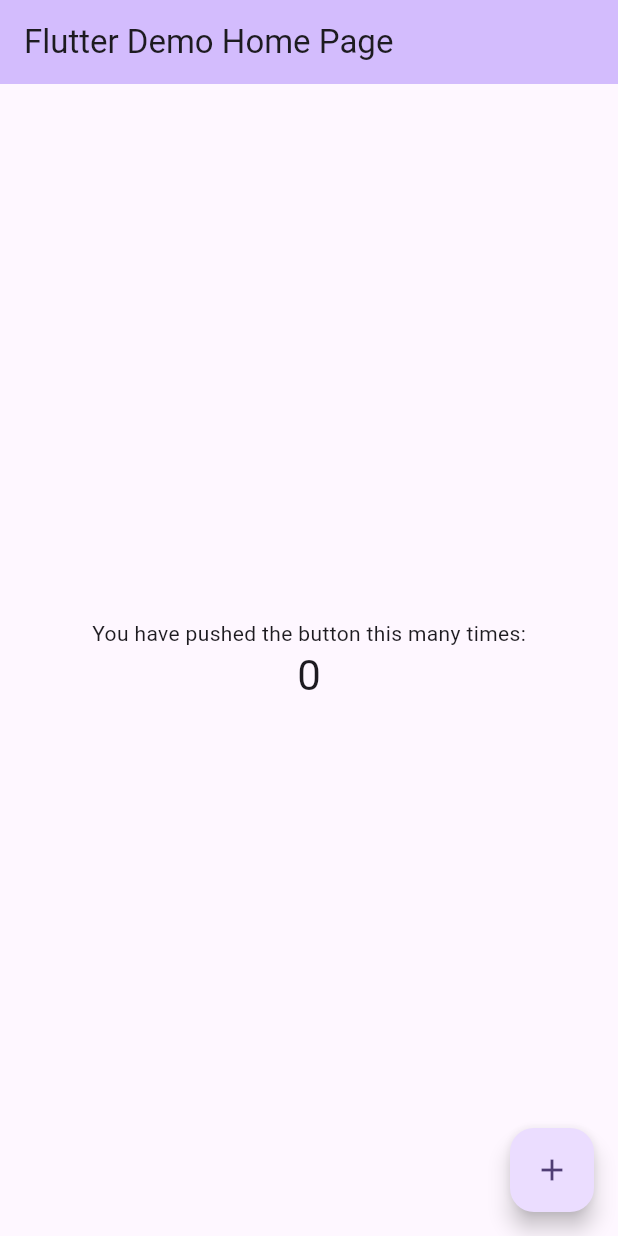
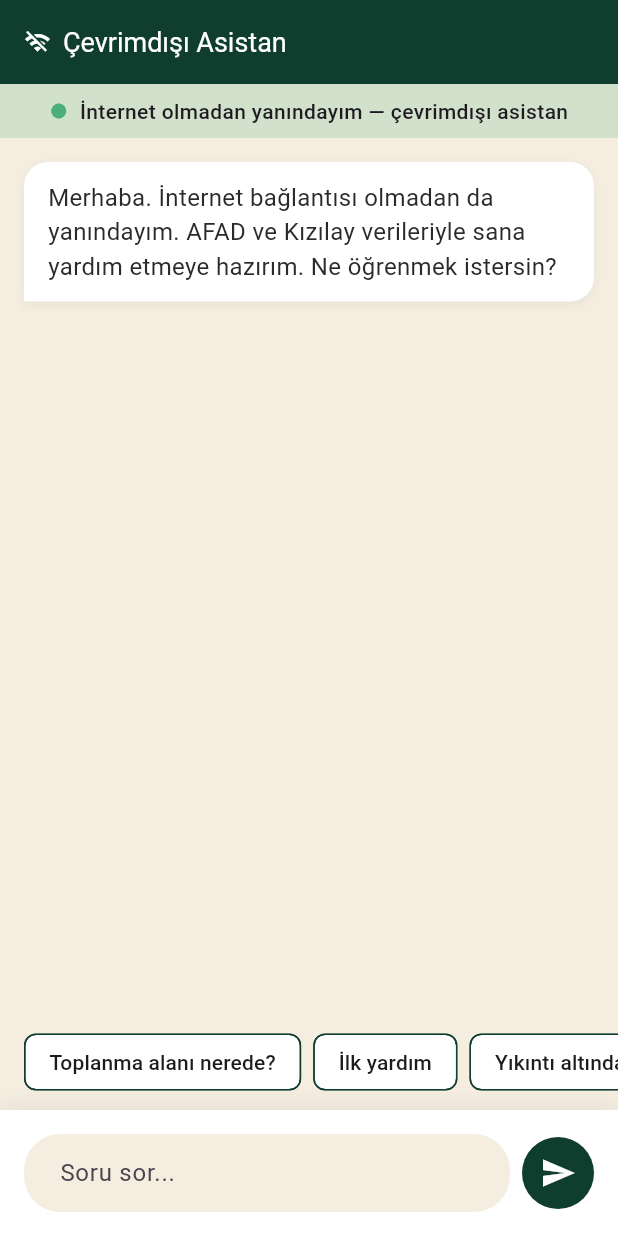
Before and after one commit to kemylmaz/yanindayim, a Flutter app: the screen it shows after launch, on a phone screen of 412 x 824 dp. Run offline on Flutter 3.47's test engine with Material 3 defaults, Android fonts, the light colour scheme and no system bars; our stand-ins replace flutter_riverpod; missing offline and left inert: flutter_gemma.

Commit message:
feat: yerel düzenlemeler

```diff
--- /dev/null
+++ b/lib/features/victim/chat/chat_screen.dart
@@ -0,0 +1,209 @@
+// Projede istenen hızlı soru çipleri de burada yer alacak, böylece kullanıcılar tek tıkla sık sorulan soruları sorabilecekler.
+// Proje renk paletine uygun olarak, mesaj balonları ve arka plan renkleri de burada tanımlanacak.
+// Proje mimarisi açısından, bu ekran ve controller, yapay zeka
+//sohbet deneyiminin merkezinde yer alacak ve kullanıcıların AFAD ve Kızılay
+//verileriyle etkileşimde bulunmasını sağlayacak.
+
+import 'package:flutter/material.dart';
+import 'package:flutter_riverpod/flutter_riverpod.dart';
+
+import 'chat_controller.dart';
+
+class ChatScreen extends ConsumerWidget {
+  ChatScreen({super.key});
+
+  final TextEditingController _textController = TextEditingController();
+
+  @override
+  Widget build(BuildContext context, WidgetRef ref) {
+    final chatState = ref.watch(chatControllerProvider);
+    final chatController = ref.read(chatControllerProvider.notifier);
+
+    // PROJECT.md'de istenen hızlı soru çipleri
+    final quickQuestions = [
+      "Toplanma alanı nerede?",
+      "İlk yardım",
+      "Yıkıntı altındayım",
+      "Çocuğum nerede?",
+    ];
+
+    return Scaffold(
+      backgroundColor: const Color(0xFFF4EDE0), // Proje krem rengi
+      appBar: AppBar(
+        backgroundColor: const Color(0xFF0F3D2E), // Proje derin yeşil rengi
+        title: const Row(
+          children: [
+            Icon(Icons.wifi_off, color: Colors.white, size: 18),
+            SizedBox(width: 8),
+            Text(
+              "Çevrimdışı Asistan",
+              style: TextStyle(color: Colors.white, fontSize: 18),
+            ),
+          ],
+        ),
+      ),
+      body: Column(
+        children: [
+          // Projede istenen sabit durum bandı
+          Container(
+            width: double.infinity,
+            padding: const EdgeInsets.symmetric(vertical: 8),
+            color: const Color(0xFF4CAF7A).withValues(alpha: 0.2),
+            child: const Row(
+              mainAxisAlignment: MainAxisAlignment.center,
+              children: [
+                Icon(Icons.circle, color: Color(0xFF4CAF7A), size: 12),
+                SizedBox(width: 8),
+                Text(
+                  "İnternet olmadan yanındayım — çevrimdışı asistan",
+                  style: TextStyle(fontWeight: FontWeight.w500),
+                ),
+              ],
+            ),
+          ),
+
+          // Mesaj Listesi
+          Expanded(
+            child: ListView.builder(
+              padding: const EdgeInsets.all(16),
+              itemCount:
+                  chatState.messages.length + (chatState.isLoading ? 1 : 0),
+              itemBuilder: (context, index) {
+                // Yükleniyor animasyonu (titreyen ...)
+                if (index == chatState.messages.length && chatState.isLoading) {
+                  return const Align(
+                    alignment: Alignment.centerLeft,
+                    child: Padding(
+                      padding: EdgeInsets.all(8.0),
+                      child: Text(
+                        "Yapay zeka düşünüyor...",
+                        style: TextStyle(
+                          color: Colors.grey,
+                          fontStyle: FontStyle.italic,
+                        ),
+                      ),
+                    ),
+                  );
+                }
+
+                final message = chatState.messages[index];
+                final isUser = message.isUser;
+
+                return Align(
+                  alignment: isUser
+                      ? Alignment.centerRight
+                      : Alignment.centerLeft,
+                  child: Container(
+                    margin: const EdgeInsets.only(bottom: 12),
+                    padding: const EdgeInsets.symmetric(
+                      horizontal: 16,
+                      vertical: 12,
+                    ),
+                    decoration: BoxDecoration(
+                      color: isUser ? const Color(0xFF0F3D2E) : Colors.white,
+                      borderRadius: BorderRadius.circular(16).copyWith(
+                        bottomRight: isUser ? const Radius.circular(0) : null,
+                        bottomLeft: !isUser ? const Radius.circular(0) : null,
+                      ),
+                      boxShadow: [
+                        BoxShadow(
+                          color: Colors.black.withValues(alpha: 0.05),
+                          blurRadius: 5,
+                          offset: const Offset(0, 2),
+                        ),
+                      ],
+                    ),
+                    child: Text(
+                      message.text,
+                      style: TextStyle(
+                        color: isUser ? Colors.white : const Color(0xFF2A2A2A),
+                        fontSize: 16,
+                      ),
+                    ),
+                  ),
+                );
+              },
+            ),
+          ),
+
+          // Hızlı Sorular (Chips)
+          if (!chatState.isLoading)
+            SingleChildScrollView(
+              scrollDirection: Axis.horizontal,
+              padding: const EdgeInsets.symmetric(horizontal: 16, vertical: 8),
+              child: Row(
+                children: quickQuestions
+                    .map(
+                      (q) => Padding(
+                        padding: const EdgeInsets.only(right: 8),
+                        child: ActionChip(
+                          label: Text(q),
+                          backgroundColor: Colors.white,
+                          side: const BorderSide(color: Color(0xFF0F3D2E)),
+                          onPressed: () {
+                            chatController.sendMessage(q);
+                          },
+                        ),
+                      ),
+                    )
+                    .toList(),
+              ),
+            ),
+
+          // Alt Metin Giriş Alanı
+          Container(
+            padding: const EdgeInsets.all(16),
+            decoration: BoxDecoration(
+              color: Colors.white,
+              boxShadow: [
+                BoxShadow(
+                  color: Colors.black.withValues(alpha: 0.05),
+                  blurRadius: 10,
+                  offset: const Offset(0, -5),
+                ),
+              ],
+            ),
+            child: Row(
+              children: [
+                Expanded(
+                  child: TextField(
+                    controller: _textController,
+                    decoration: InputDecoration(
+                      hintText: "Soru sor...",
+                      border: OutlineInputBorder(
+                        borderRadius: BorderRadius.circular(24),
+                        borderSide: BorderSide.none,
+                      ),
+                      filled: true,
+                      fillColor: const Color(0xFFF4EDE0),
+                      contentPadding: const EdgeInsets.symmetric(
+                        horizontal: 20,
+                        vertical: 14,
+                      ),
+                    ),
+                    onSubmitted: (val) {
+                      chatController.sendMessage(val);
+                      _textController.clear();
+                    },
+                  ),
+                ),
+                const SizedBox(width: 8),
+                CircleAvatar(
+                  radius: 24,
+                  backgroundColor: const Color(0xFF0F3D2E),
+                  child: IconButton(
+                    icon: const Icon(Icons.send, color: Colors.white),
+                    onPressed: () {
+                      chatController.sendMessage(_textController.text);
+                      _textController.clear();
+                    },
+                  ),
+                ),
+              ],
+            ),
+          ),
+        ],
+      ),
+    );
+  }
+}
--- a/lib/main.dart
+++ b/lib/main.dart
@@ -1,7 +1,9 @@
 import 'package:flutter/material.dart';
+import 'package:flutter_riverpod/flutter_riverpod.dart';
+import 'package:yaninda/features/victim/chat/chat_screen.dart';
 
 void main() {
-  runApp(const MyApp());
+  runApp(const ProviderScope(child: MyApp()));
 }
 
 class MyApp extends StatelessWidget {
@@ -30,7 +32,7 @@ class MyApp extends StatelessWidget {
         // tested with just a hot reload.
         colorScheme: ColorScheme.fromSeed(seedColor: Colors.deepPurple),
       ),
-      home: const MyHomePage(title: 'Flutter Demo Home Page'),
+      home: ChatScreen(),
     );
   }
 }
--- a/pubspec.yaml
+++ b/pubspec.yaml
@@ -74,3 +74,4 @@ flutter:
     - assets/pfa_flow.json
     - assets/knowledge_base/
     - assets/maps/
+    - assets/knowledge_base/chunks.json
```
Also changed, not shown: lib/ai_services.dart (deleted, +0 -64 lines), lib/core/services/ai_services.dart (added, +94 -0 lines), lib/core/services/knowledge_service.dart (added, +86 -0 lines), lib/features/victim/chat/chat_controller.dart (added, +70 -0 lines).
